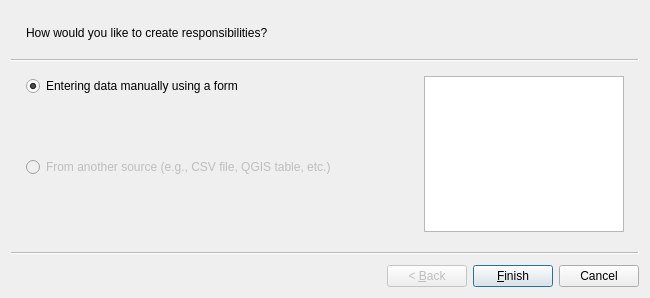
Old version of the form asistente_ladm_col/ui/wiz_create_responsibility_cadastre.ui in the repository SwissTierrasColombia/Asistente-LADM-COL.
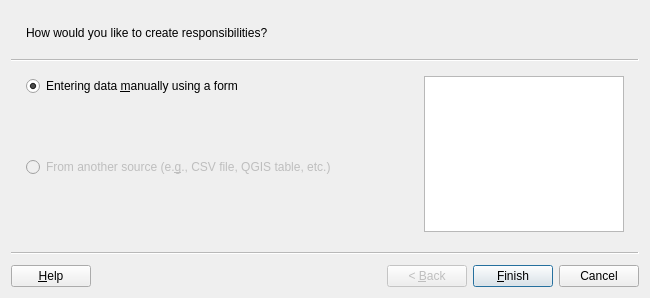
New version of the form.

Commit message: Linked all exist help buttons

```diff
--- a/asistente_ladm_col/ui/wiz_create_responsibility_cadastre.ui
+++ b/asistente_ladm_col/ui/wiz_create_responsibility_cadastre.ui
@@ -13,6 +13,9 @@
   <property name="windowTitle">
    <string>Create Responsibility</string>
   </property>
+  <property name="options">
+   <set>QWizard::HaveHelpButton</set>
+  </property>
   <widget class="QWizardPage" name="wizardPage1">
    <property name="subTitle">
     <string>How would you like to create responsibilities?</string>
@@ -23,7 +26,7 @@
       <item>
        <widget class="QRadioButton" name="rad_party_create">
         <property name="text">
-         <string>Entering data manually using a form</string>
+         <string>Entering data &amp;manually using a form</string>
         </property>
         <property name="checked">
          <bool>true</bool>
@@ -49,7 +52,7 @@
          <bool>false</bool>
         </property>
         <property name="text">
-         <string>From another source (e.g., CSV file, QGIS table, etc.)</string>
+         <string>From another source (e.&amp;g., CSV file, QGIS table, etc.)</string>
         </property>
        </widget>
       </item>
```
Left out of the diff: 4 changed lines with no effect on the pictures. The commit also changes 17 other files.
